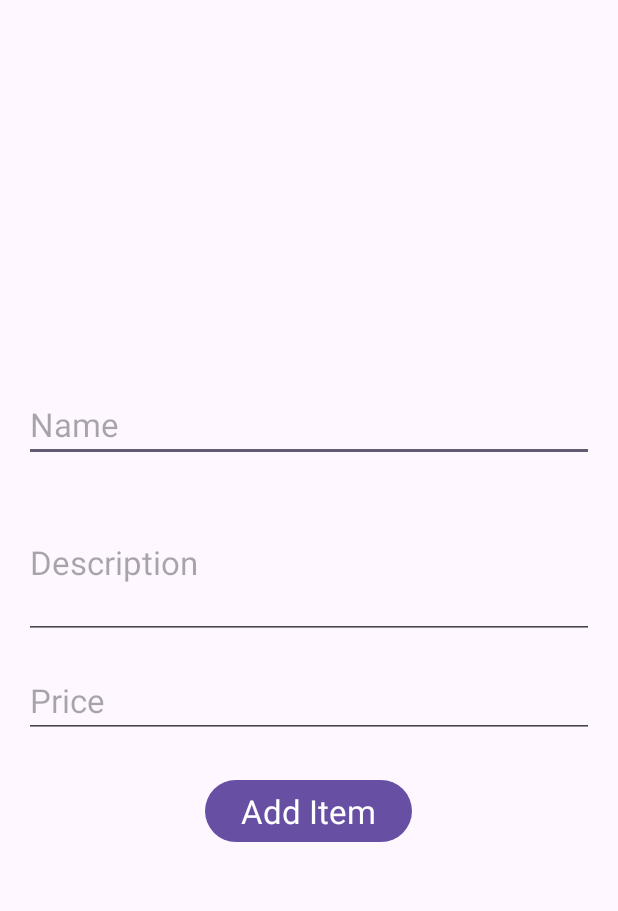
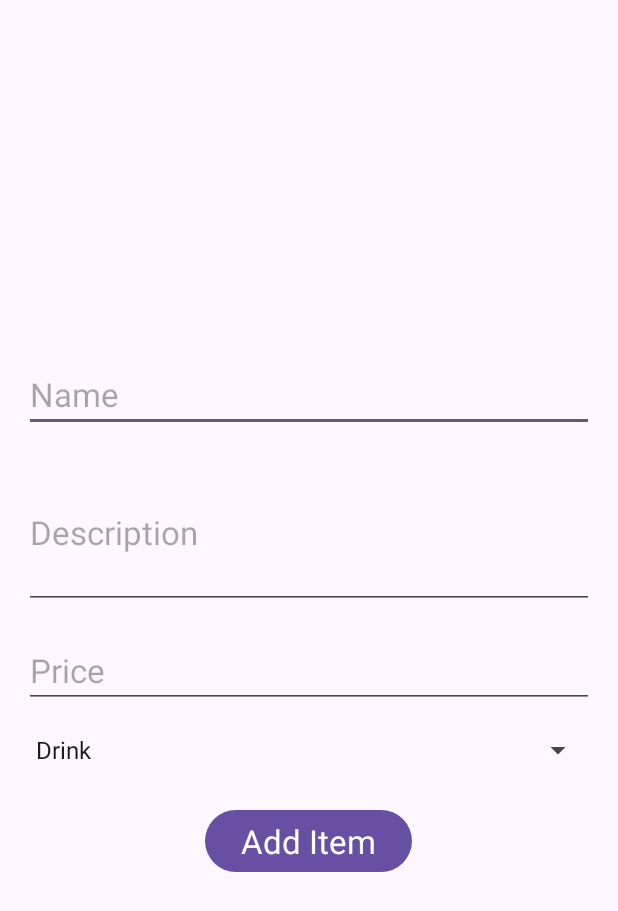
Before and after one commit to thiva-k/Restaurant-Order-Manager, an Android app: the AddMenuItemActivity screen opened directly, with no data from a screen before it, on a phone screen of 412 x 824 dp. Shown: the top 911 px of the screen. Run offline under Robolectric (Android 15) with nearby library versions, the phone set to English and light mode, and no system bars; our stand-ins replace Firebase (no records; nobody signed in at launch, a user with empty details on screens opened directly).

Commit message:
Added real-time functionality by adding addSnapshotListener. Added spinner to choose type of food(Drink, Main Course, Dessert) Added documentId, category field to FoodItem.

```diff
--- a/app/src/main/java/com/example/hotel_management/AddMenuItemActivity.java
+++ b/app/src/main/java/com/example/hotel_management/AddMenuItemActivity.java
@@ -2,8 +2,10 @@ package com.example.hotel_management;
 
 import android.os.Bundle;
 import android.view.View;
+import android.widget.ArrayAdapter;
 import android.widget.Button;
 import android.widget.EditText;
+import android.widget.Spinner;
 import android.widget.Toast;
 
 import androidx.annotation.NonNull;
@@ -14,6 +16,7 @@ import com.google.firebase.firestore.FirebaseFirestore;
 public class AddMenuItemActivity extends AppCompatActivity {
 
     private EditText nameEditText, descriptionEditText, priceEditText;
+    private  Spinner spinnerCategory;
     private Button addButton;
     private FirebaseFirestore db;
 
@@ -28,6 +31,11 @@ public class AddMenuItemActivity extends AppCompatActivity {
         descriptionEditText = findViewById(R.id.editTextDescription);
         priceEditText = findViewById(R.id.editTextPrice);
         addButton = findViewById(R.id.addButton);
+        spinnerCategory = findViewById(R.id.spinnerCategory);
+        ArrayAdapter<CharSequence> adapter = ArrayAdapter.createFromResource(this,
+                R.array.category_options, android.R.layout.simple_spinner_item);
+        adapter.setDropDownViewResource(android.R.layout.simple_spinner_dropdown_item);
+        spinnerCategory.setAdapter(adapter);
 
         addButton.setOnClickListener(view -> addMenuItem());
     }
@@ -36,6 +44,7 @@ public class AddMenuItemActivity extends AppCompatActivity {
         String name = nameEditText.getText().toString();
         String description = descriptionEditText.getText().toString();
         String priceStr = priceEditText.getText().toString();
+        String category = spinnerCategory.getSelectedItem().toString(); // Get the selected category from the spinner
 
         if (priceStr.isEmpty()) {
             Toast.makeText(this, "Price cannot be empty", Toast.LENGTH_SHORT).show();
@@ -50,11 +59,13 @@ public class AddMenuItemActivity extends AppCompatActivity {
             return;
         }
 
-        FoodItem foodItem = new FoodItem(name, description, price);
+        FoodItem foodItem = new FoodItem(name, description, price, "", category); // Empty initial documentId
 
         db.collection("foods")
                 .add(foodItem)
                 .addOnSuccessListener(documentReference -> {
+                    String documentId = documentReference.getId(); // Get the generated document ID
+                    foodItem.setDocumentId(documentId); // Set the documentId in the FoodItem
                     Toast.makeText(AddMenuItemActivity.this, "Item added successfully", Toast.LENGTH_SHORT).show();
                     clearFields();
                 })
@@ -64,6 +75,7 @@ public class AddMenuItemActivity extends AppCompatActivity {
     }
 
 
+
     private void clearFields() {
         nameEditText.setText("");
         descriptionEditText.setText("");
--- a/app/src/main/res/layout/activity_add_menu_item.xml
+++ b/app/src/main/res/layout/activity_add_menu_item.xml
@@ -1,4 +1,3 @@
-<!-- res/layout/activity_add_menu_item.xml -->
 <LinearLayout xmlns:android="http://schemas.android.com/apk/res/android"
     xmlns:tools="http://schemas.android.com/tools"
     android:layout_width="match_parent"
@@ -35,6 +34,14 @@
         android:inputType="number"
         android:textAppearance="@style/TextAppearance.AppCompat.Large" />
 
+    <Spinner
+        android:id="@+id/spinnerCategory"
+        android:layout_width="match_parent"
+        android:layout_height="wrap_content"
+        android:layout_marginTop="16dp"
+        android:hint="Category"
+        android:textAppearance="@style/TextAppearance.AppCompat.Large" />
+
     <Button
         android:id="@+id/addButton"
         android:layout_width="wrap_content"
--- a/app/src/main/res/values/ids.xml
+++ b/app/src/main/res/values/ids.xml
@@ -7,4 +7,9 @@
     <item name="foodName" type="id" />
     <item name="foodDescription" type="id" />
     <item name="foodPrice" type="id" />
+    <item name="spinnerCategory" type="id" />
+    <item name="editTextName" type="id" />
+    <item name="editTextDescription" type="id" />
+    <item name="editTextPrice" type="id" />
+    <item name="addButton" type="id" />
 </resources>
--- a/app/src/main/res/values/strings.xml
+++ b/app/src/main/res/values/strings.xml
@@ -5,4 +5,9 @@
         <item>chef</item>
         <item>waiter</item>
     </string-array>
+    <string-array name="category_options">
+        <item>Drink</item>
+        <item>Main Course</item>
+        <item>Dessert</item>
+    </string-array>
 </resources>
```
Also changed, not shown: app/src/main/java/com/example/hotel_management/FoodItem.java (+20 -1 lines), app/src/main/java/com/example/hotel_management/MenuActivity.java (+78 -5 lines).
